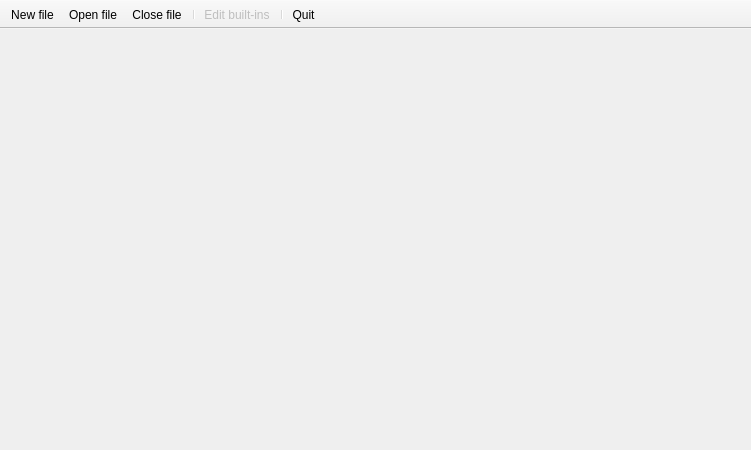
The window that omain.ui (kuba-moo/GardenDB) describes before a commit, drawn with Qt 5.
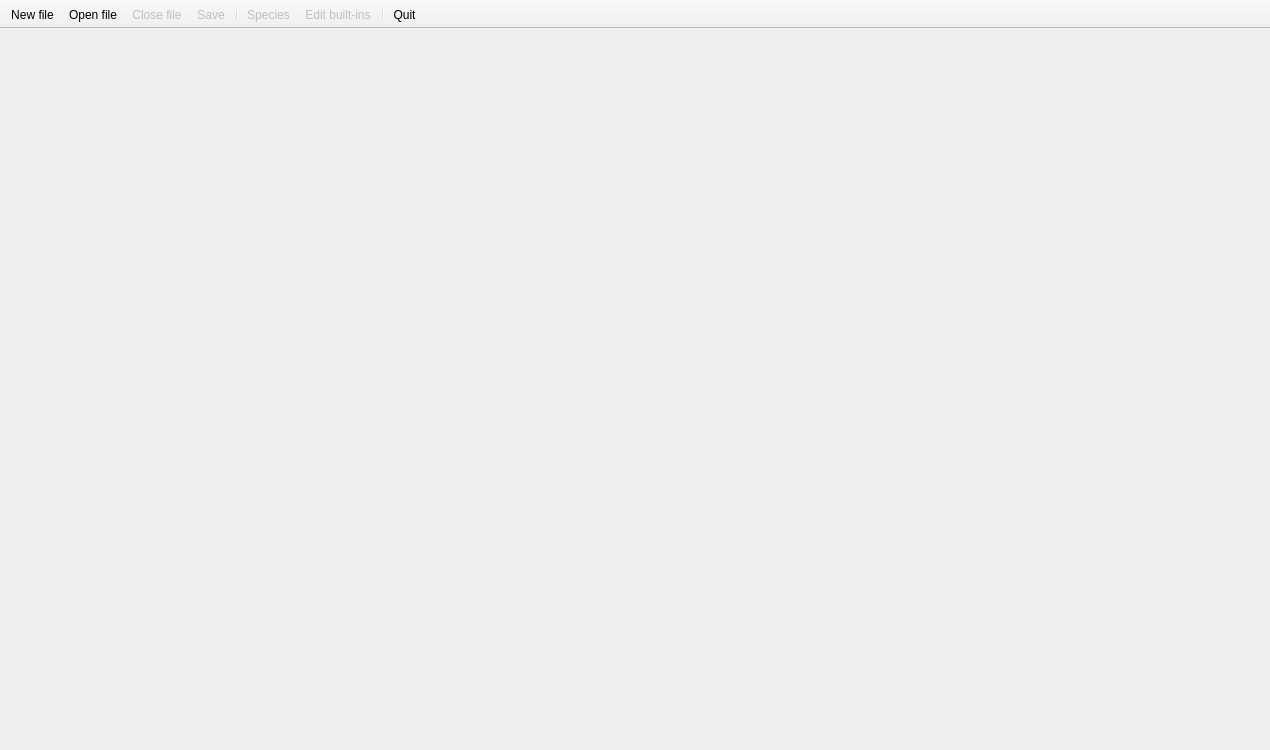
The same window after the commit. Icons and pictures are not drawn.

Diff of the .ui file:
```diff
--- a/omain.ui
+++ b/omain.ui
@@ -6,8 +6,8 @@
    <rect>
     <x>0</x>
     <y>0</y>
-    <width>751</width>
-    <height>450</height>
+    <width>1270</width>
+    <height>750</height>
    </rect>
   </property>
   <property name="windowTitle">
@@ -52,7 +52,9 @@
    <addaction name="actionNew_file"/>
    <addaction name="actionOpen_file"/>
    <addaction name="actionClose_file"/>
+   <addaction name="actionSave"/>
    <addaction name="separator"/>
+   <addaction name="actionSpecies"/>
    <addaction name="actionEdit_built_ins"/>
    <addaction name="separator"/>
    <addaction name="actionQuit"/>
@@ -97,6 +99,9 @@
    </property>
   </action>
   <action name="actionClose_file">
+   <property name="enabled">
+    <bool>false</bool>
+   </property>
    <property name="icon">
     <iconset resource="app.qrc">
      <normaloff>:/icons/Icons/document-close.png</normaloff>:/icons/Icons/document-close.png</iconset>
@@ -117,6 +122,45 @@
     <string>Ctrl+Q</string>
    </property>
   </action>
+  <action name="actionSave">
+   <property name="enabled">
+    <bool>false</bool>
+   </property>
+   <property name="icon">
+    <iconset resource="app.qrc">
+     <normaloff>:/icons/Icons/document-save.png</normaloff>:/icons/Icons/document-save.png</iconset>
+   </property>
+   <property name="text">
+    <string>Save</string>
+   </property>
+   <property name="toolTip">
+    <string>Save changes to disk</string>
+   </property>
+   <property name="shortcut">
+    <string>Ctrl+S</string>
+   </property>
+  </action>
+  <action name="actionSpecies">
+   <property name="checkable">
+    <bool>true</bool>
+   </property>
+   <property name="enabled">
+    <bool>false</bool>
+   </property>
+   <property name="icon">
+    <iconset resource="app.qrc">
+     <normaloff>:/icons/Icons/format-list-ordered.png</normaloff>:/icons/Icons/format-list-ordered.png</iconset>
+   </property>
+   <property name="text">
+    <string>Species</string>
+   </property>
+   <property name="toolTip">
+    <string>Show main table</string>
+   </property>
+   <property name="shortcut">
+    <string>Ctrl+M</string>
+   </property>
+  </action>
  </widget>
  <layoutdefault spacing="6" margin="11"/>
  <resources>
```
Left out of the diff: 18 changed lines with no effect on the pictures.
